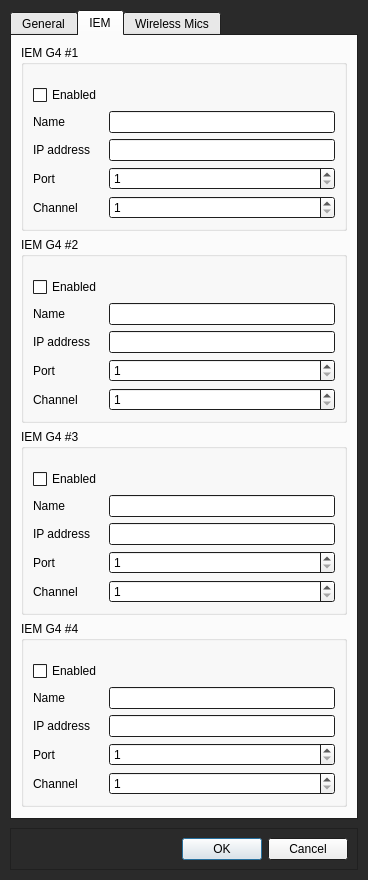
Above: assets/preferences_dialog.ui from wreutz/mixer_dashboard before the change. Below: the same form after it.
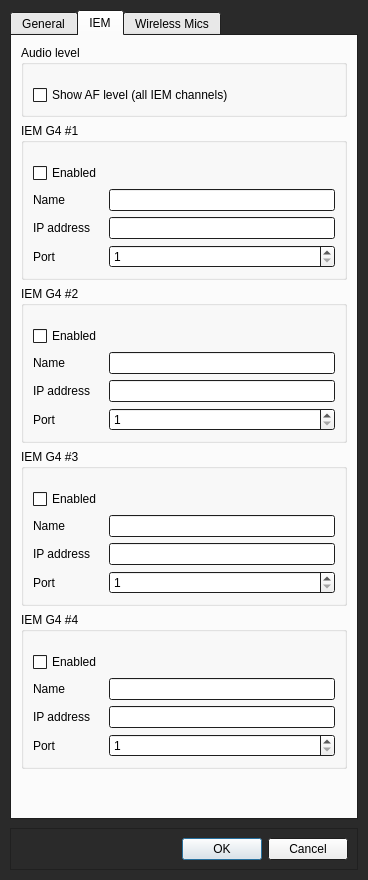
That is the form after the change. The open tabs and pages were chosen to show the change.

```diff
--- a/assets/preferences_dialog.ui
+++ b/assets/preferences_dialog.ui
@@ -315,6 +315,24 @@
       </attribute>
       <layout class="QVBoxLayout" name="verticalLayoutIem">
 
+       <item>
+        <widget class="QGroupBox" name="groupIemAf">
+         <property name="title">
+          <string>Audio level</string>
+         </property>
+         <layout class="QFormLayout" name="formIemAf">
+          <property name="topMargin"><number>20</number></property>
+          <item row="0" column="0">
+           <widget class="QCheckBox" name="cb_iem_af_enabled">
+            <property name="text">
+             <string>Show AF level (all IEM channels)</string>
+            </property>
+           </widget>
+          </item>
+         </layout>
+        </widget>
+       </item>
+
        <item>
         <widget class="QGroupBox" name="iem_group_1">
          <property name="title">
@@ -329,8 +347,6 @@
           <item row="2" column="1"><widget class="QLineEdit" name="iem_ip_1"/></item>
           <item row="3" column="0"><widget class="QLabel" name="label_iem_port_1"><property name="text"><string>Port</string></property></widget></item>
           <item row="3" column="1"><widget class="QSpinBox" name="iem_port_1"><property name="minimum"><number>1</number></property><property name="maximum"><number>65535</number></property></widget></item>
-          <item row="4" column="0"><widget class="QLabel" name="label_iem_channel_1"><property name="text"><string>Channel</string></property></widget></item>
-          <item row="4" column="1"><widget class="QSpinBox" name="iem_channel_1"><property name="minimum"><number>1</number></property><property name="maximum"><number>2</number></property></widget></item>
          </layout>
         </widget>
        </item>
@@ -349,8 +365,6 @@
           <item row="2" column="1"><widget class="QLineEdit" name="iem_ip_2"/></item>
           <item row="3" column="0"><widget class="QLabel" name="label_iem_port_2"><property name="text"><string>Port</string></property></widget></item>
           <item row="3" column="1"><widget class="QSpinBox" name="iem_port_2"><property name="minimum"><number>1</number></property><property name="maximum"><number>65535</number></property></widget></item>
-          <item row="4" column="0"><widget class="QLabel" name="label_iem_channel_2"><property name="text"><string>Channel</string></property></widget></item>
-          <item row="4" column="1"><widget class="QSpinBox" name="iem_channel_2"><property name="minimum"><number>1</number></property><property name="maximum"><number>2</number></property></widget></item>
          </layout>
         </widget>
        </item>
@@ -369,8 +383,6 @@
           <item row="2" column="1"><widget class="QLineEdit" name="iem_ip_3"/></item>
           <item row="3" column="0"><widget class="QLabel" name="label_iem_port_3"><property name="text"><string>Port</string></property></widget></item>
           <item row="3" column="1"><widget class="QSpinBox" name="iem_port_3"><property name="minimum"><number>1</number></property><property name="maximum"><number>65535</number></property></widget></item>
-          <item row="4" column="0"><widget class="QLabel" name="label_iem_channel_3"><property name="text"><string>Channel</string></property></widget></item>
-          <item row="4" column="1"><widget class="QSpinBox" name="iem_channel_3"><property name="minimum"><number>1</number></property><property name="maximum"><number>2</number></property></widget></item>
          </layout>
         </widget>
        </item>
@@ -389,8 +401,6 @@
           <item row="2" column="1"><widget class="QLineEdit" name="iem_ip_4"/></item>
           <item row="3" column="0"><widget class="QLabel" name="label_iem_port_4"><property name="text"><string>Port</string></property></widget></item>
           <item row="3" column="1"><widget class="QSpinBox" name="iem_port_4"><property name="minimum"><number>1</number></property><property name="maximum"><number>65535</number></property></widget></item>
-          <item row="4" column="0"><widget class="QLabel" name="label_iem_channel_4"><property name="text"><string>Channel</string></property></widget></item>
-          <item row="4" column="1"><widget class="QSpinBox" name="iem_channel_4"><property name="minimum"><number>1</number></property><property name="maximum"><number>2</number></property></widget></item>
          </layout>
         </widget>
        </item>
```
